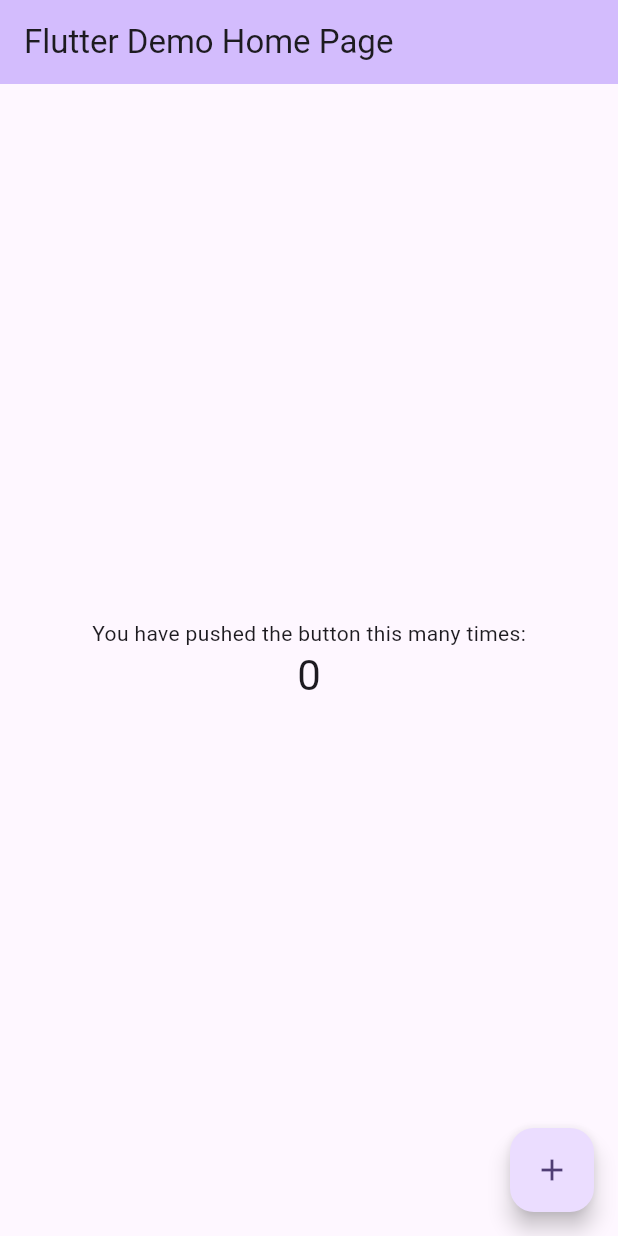
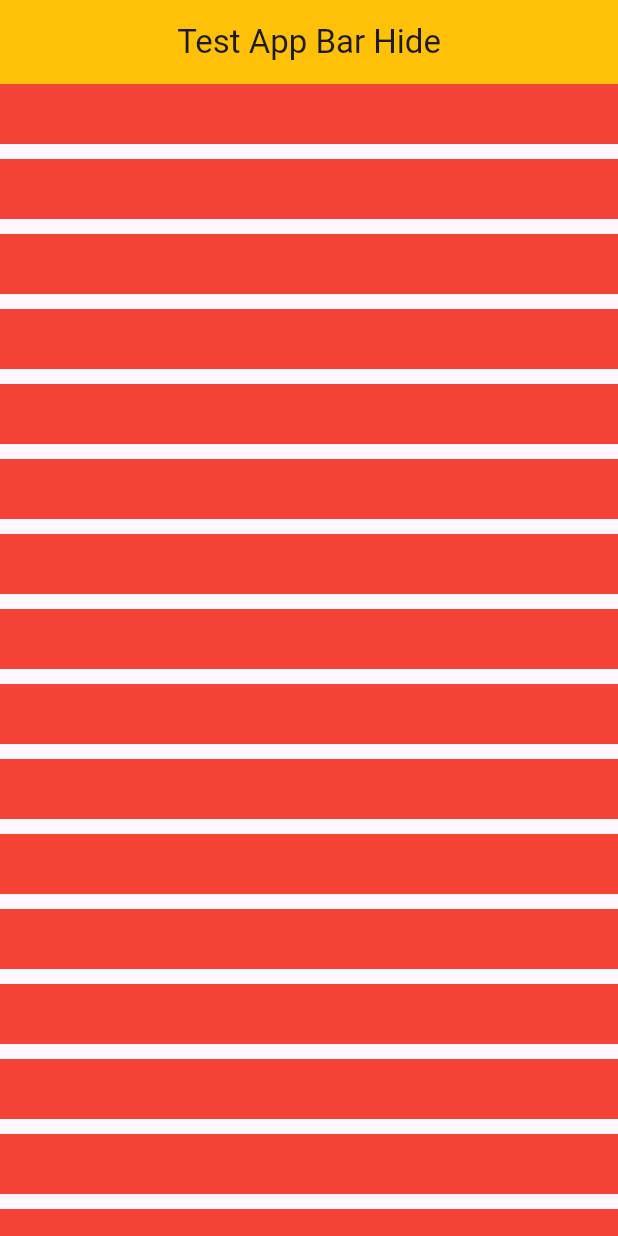
Before and after one commit to alsyedsophy/tips-and-tricks, a Flutter app: the screen it shows after launch, on a phone screen of 412 x 824 dp. Run offline on Flutter 3.47's test engine with Material 3 defaults, Android fonts, the phone set to English and light mode, and no system bars.

Commit message:
Build hide app bar by two ways 1- NestedScrollView  2- CustomScrollViw

```diff
--- /dev/null
+++ b/lib/home_page.dart
@@ -0,0 +1,11 @@
+import 'package:flutter/material.dart';
+
+class HomePage extends StatelessWidget {
+  const HomePage({super.key, required this.widget});
+  final Widget widget;
+
+  @override
+  Widget build(BuildContext context) {
+    return widget;
+  }
+}
--- a/lib/main.dart
+++ b/lib/main.dart
@@ -1,4 +1,6 @@
 import 'package:flutter/material.dart';
+import 'package:tipsandtrics/home_Page.dart';
+import 'package:tipsandtrics/tips/tips_and_tricks/hide_appbar_while_scroll.dart';
 
 void main() {
   runApp(const MyApp());
@@ -12,111 +14,8 @@ class MyApp extends StatelessWidget {
   Widget build(BuildContext context) {
     return MaterialApp(
       title: 'Flutter Demo',
-      theme: ThemeData(
-        // This is the theme of your application.
-        //
-        // TRY THIS: Try running your application with "flutter run". You'll see
-        // the application has a purple toolbar. Then, without quitting the app,
-        // try changing the seedColor in the colorScheme below to Colors.green
-        // and then invoke "hot reload" (save your changes or press the "hot
-        // reload" button in a Flutter-supported IDE, or press "r" if you used
-        // the command line to start the app).
-        //
-        // Notice that the counter didn't reset back to zero; the application
-        // state is not lost during the reload. To reset the state, use hot
-        // restart instead.
-        //
-        // This works for code too, not just values: Most code changes can be
-        // tested with just a hot reload.
-        colorScheme: .fromSeed(seedColor: Colors.deepPurple),
-      ),
-      home: const MyHomePage(title: 'Flutter Demo Home Page'),
+      theme: ThemeData(),
+      home: const HomePage(widget: HideAppbarWhileScroll()),
     );
   }
 }
-
-class MyHomePage extends StatefulWidget {
-  const MyHomePage({super.key, required this.title});
-
-  // This widget is the home page of your application. It is stateful, meaning
-  // that it has a State object (defined below) that contains fields that affect
-  // how it looks.
-
-  // This class is the configuration for the state. It holds the values (in this
-  // case the title) provided by the parent (in this case the App widget) and
-  // used by the build method of the State. Fields in a Widget subclass are
-  // always marked "final".
-
-  final String title;
-
-  @override
-  State<MyHomePage> createState() => _MyHomePageState();
-}
-
-class _MyHomePageState extends State<MyHomePage> {
-  int _counter = 0;
-
-  void _incrementCounter() {
-    setState(() {
-      // This call to setState tells the Flutter framework that something has
-      // changed in this State, which causes it to rerun the build method below
-      // so that the display can reflect the updated values. If we changed
-      // _counter without calling setState(), then the build method would not be
-      // called again, and so nothing would appear to happen.
-      _counter++;
-    });
-  }
-
-  @override
-  Widget build(BuildContext context) {
-    // This method is rerun every time setState is called, for instance as done
-    // by the _incrementCounter method above.
-    //
-    // The Flutter framework has been optimized to make rerunning build methods
-    // fast, so that you can just rebuild anything that needs updating rather
-    // than having to individually change instances of widgets.
-    return Scaffold(
-      appBar: AppBar(
-        // TRY THIS: Try changing the color here to a specific color (to
-        // Colors.amber, perhaps?) and trigger a hot reload to see the AppBar
-        // change color while the other colors stay the same.
-        backgroundColor: Theme.of(context).colorScheme.inversePrimary,
-        // Here we take the value from the MyHomePage object that was created by
-        // the App.build method, and use it to set our appbar title.
-        title: Text(widget.title),
-      ),
-      body: Center(
-        // Center is a layout widget. It takes a single child and positions it
-        // in the middle of the parent.
-        child: Column(
-          // Column is also a layout widget. It takes a list of children and
-          // arranges them vertically. By default, it sizes itself to fit its
-          // children horizontally, and tries to be as tall as its parent.
-          //
-          // Column has various properties to control how it sizes itself and
-          // how it positions its children. Here we use mainAxisAlignment to
-          // center the children vertically; the main axis here is the vertical
-          // axis because Columns are vertical (the cross axis would be
-          // horizontal).
-          //
-          // TRY THIS: Invoke "debug painting" (choose the "Toggle Debug Paint"
-          // action in the IDE, or press "p" in the console), to see the
-          // wireframe for each widget.
-          mainAxisAlignment: .center,
-          children: [
-            const Text('You have pushed the button this many times:'),
-            Text(
-              '$_counter',
-              style: Theme.of(context).textTheme.headlineMedium,
-            ),
-          ],
-        ),
-      ),
-      floatingActionButton: FloatingActionButton(
-        onPressed: _incrementCounter,
-        tooltip: 'Increment',
-        child: const Icon(Icons.add),
-      ),
-    );
-  }
-}
--- /dev/null
+++ b/lib/tips/tips_and_tricks/hide_appbar_while_scroll.dart
@@ -0,0 +1,55 @@
+import 'package:flutter/material.dart';
+
+class HideAppbarWhileScroll extends StatelessWidget {
+  const HideAppbarWhileScroll({super.key});
+
+  @override
+  Widget build(BuildContext context) {
+    return Scaffold(
+      body: CustomScrollView(
+        slivers: [
+          SliverAppBar(
+            title: Text('Test App Bar Hide'),
+            centerTitle: true,
+            backgroundColor: Colors.amber,
+          ),
+          SliverToBoxAdapter(
+            child: ListView.separated(
+              shrinkWrap: true,
+              physics: NeverScrollableScrollPhysics(),
+              itemBuilder: (_, index) => Container(
+                height: 40,
+                width: double.infinity,
+                padding: EdgeInsets.all(16),
+                color: Colors.red,
+              ),
+              separatorBuilder: (_, _) => SizedBox(height: 10),
+              itemCount: 20,
+            ),
+          ),
+        ],
+      ),
+
+      //? ولكن هذه الطريقه هى الافضل
+      // body: NestedScrollView(
+      //   headerSliverBuilder: (context, innerBoxIsScrolled) => [
+      //     SliverAppBar(
+      //       title: Text('Test App Bar Hide'),
+      //       centerTitle: true,
+      //       backgroundColor: Colors.amber,
+      //     ),
+      //   ],
+      //   body: ListView.separated(
+      //     itemBuilder: (_, index) => Container(
+      //       height: 40,
+      //       width: double.infinity,
+      //       padding: EdgeInsets.all(16),
+      //       color: Colors.red,
+      //     ),
+      //     separatorBuilder: (_, _) => SizedBox(height: 10),
+      //     itemCount: 20,
+      //   ),
+      // ),
+    );
+  }
+}
```
